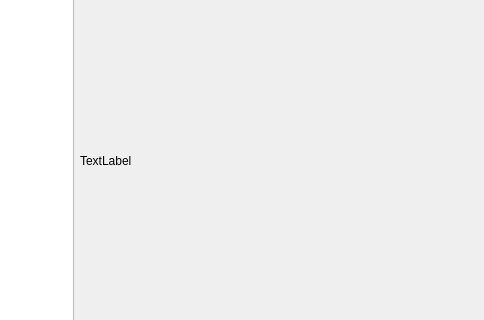
Qt form src/gui/mainwindow.ui (KronoZed/urtdsc) before a commit; both pictures show x 135 to 619 and y 171 to 491 of the 821 by 674 pixel window.
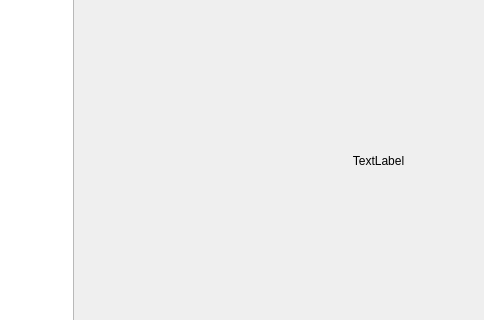
The same form after that commit.

Diff of the .ui file:
```diff
--- a/src/gui/mainwindow.ui
+++ b/src/gui/mainwindow.ui
@@ -94,6 +94,9 @@
             <property name="scaledContents">
              <bool>true</bool>
             </property>
+            <property name="alignment">
+             <set>Qt::AlignCenter</set>
+            </property>
            </widget>
           </item>
          </layout>
```
